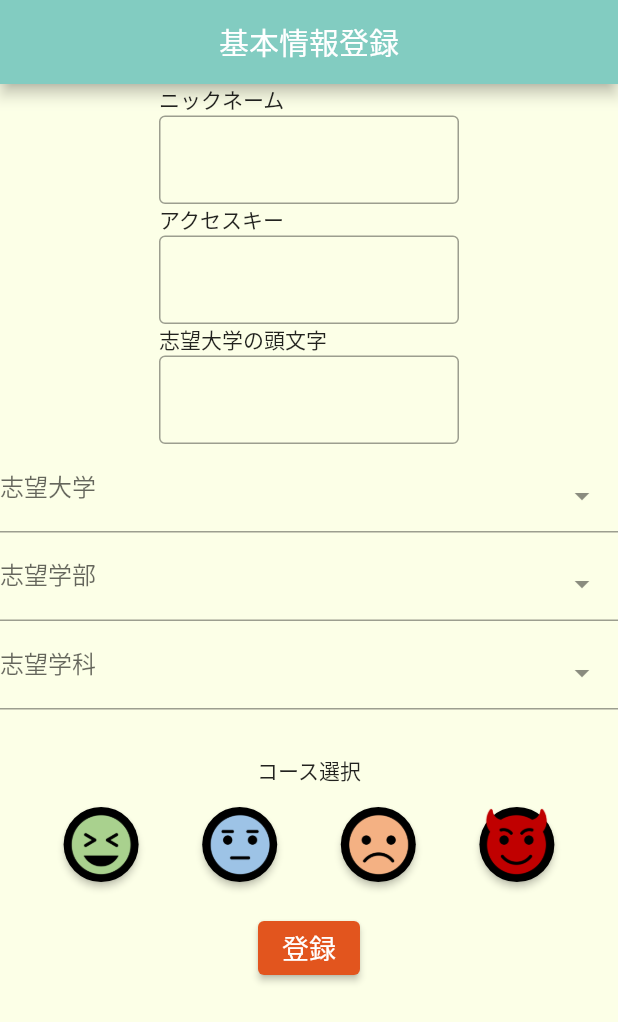
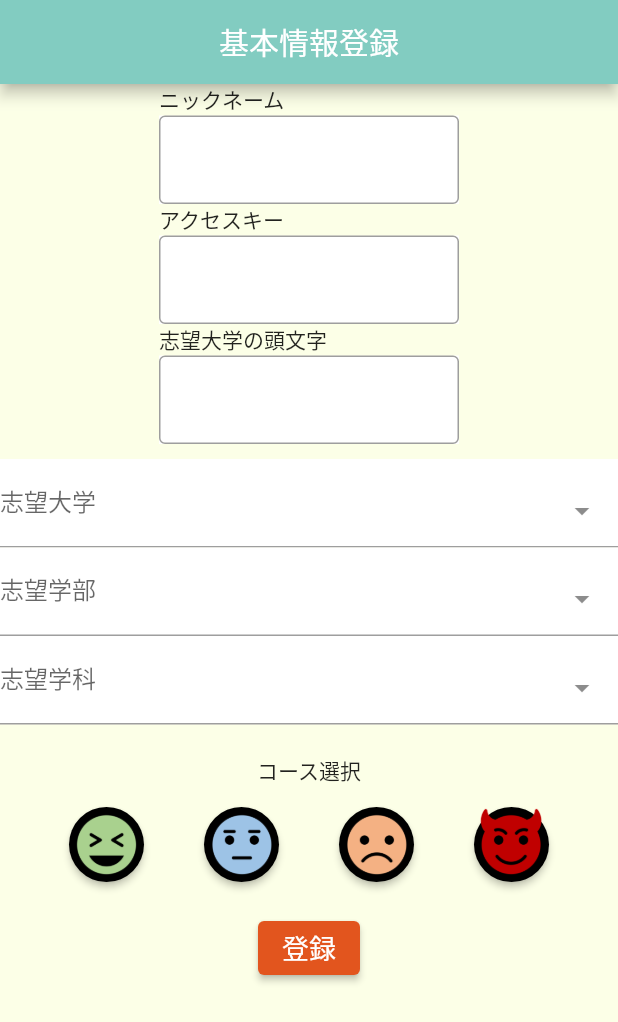
Before and after one commit to mon50/back_calculation, a Flutter app: the screen it shows after launch, on a phone screen of 412 x 824 dp. Shown: the top 1022 px of the screen. Run offline on Flutter 3.47's test engine with Material 2 defaults, Android fonts, the phone set to English and light mode, and no system bars; drawn by our look-alikes of select_form_field.

Commit message:
入力フォームの背景を白にする

```diff
--- a/lib/information.dart
+++ b/lib/information.dart
@@ -152,11 +152,15 @@ class _InformationPageState extends State<InformationPage> {
                         alignment: Alignment.centerLeft,
                         child: Text('ニックネーム'),
                       ),
-                      TextFormField(
+                      Container(
+                        color: Colors.white,
+                        child: TextFormField(
                           decoration: InputDecoration(
                             border: OutlineInputBorder(),
                           ),
                         ),
+                      ),
+
                     ],
                   ),
                 ) ,
@@ -172,9 +176,12 @@ class _InformationPageState extends State<InformationPage> {
                       alignment: Alignment.centerLeft,
                       child: Text('アクセスキー'),
                     ),
-                    TextFormField(
+                    Container(
+                      color: Colors.white,
+                      child: TextFormField(
                         decoration: InputDecoration(
                           border: OutlineInputBorder(),
+                        ),
                       ),
                     ),
                   ],
@@ -192,9 +199,12 @@ class _InformationPageState extends State<InformationPage> {
                         alignment: Alignment.centerLeft,
                         child: Text('志望大学の頭文字'),
                       ),
-                      TextFormField(
+                      Container(
+                        color: Colors.white,
+                        child: TextFormField(
                           decoration: InputDecoration(
                             border: OutlineInputBorder(),
+                          ),
                         ),
                       ),
                     ],
@@ -202,7 +212,12 @@ class _InformationPageState extends State<InformationPage> {
                 ) ,
               ),
             ),
-            SelectFormField(
+            Container(
+              height: 10,
+            ),
+            Container(
+              color: Colors.white,
+              child: SelectFormField(
                 type: SelectFormFieldType.dropdown, // or can be dialog
                 initialValue: 'circle',
                 labelText: '志望大学',
@@ -210,29 +225,34 @@ class _InformationPageState extends State<InformationPage> {
                 onChanged: (val) => print(val),
                 onSaved: (val) => print(val),
               ),
-            SelectFormField(
+            ),
+            Container(
+              color: Colors.white,
+              child: SelectFormField(
                 type: SelectFormFieldType.dropdown, // or can be dialog
                 initialValue: 'circle',
                 labelText: '志望学部',
-              items: _items_2,
+                items: _items,
                 onChanged: (val) => print(val),
                 onSaved: (val) => print(val),
               ),
-
-            SelectFormField(
+            ),
+            Container(
+              color: Colors.white,
+              child: SelectFormField(
                 type: SelectFormFieldType.dropdown, // or can be dialog
                 initialValue: 'circle',
                 labelText: '志望学科',
-              items: _items_3,
+                items: _items,
                 onChanged: (val) => print(val),
                 onSaved: (val) => print(val),
               ),
-
+            ),
             //コースボタン
             Column(
               children:<Widget>[
                 Container(
-                  height: 30,
+                  height: 20,
                 ),
                 Container(
                   height: 30,
@@ -240,6 +260,7 @@ class _InformationPageState extends State<InformationPage> {
                 ),
                 Container(
                   height: 60,
+                  width: 400,
                   child:Row(
                     mainAxisAlignment: MainAxisAlignment.spaceEvenly,
                     children:<Widget>[
```
Lines whose indentation alone changed are shown as unchanged.
